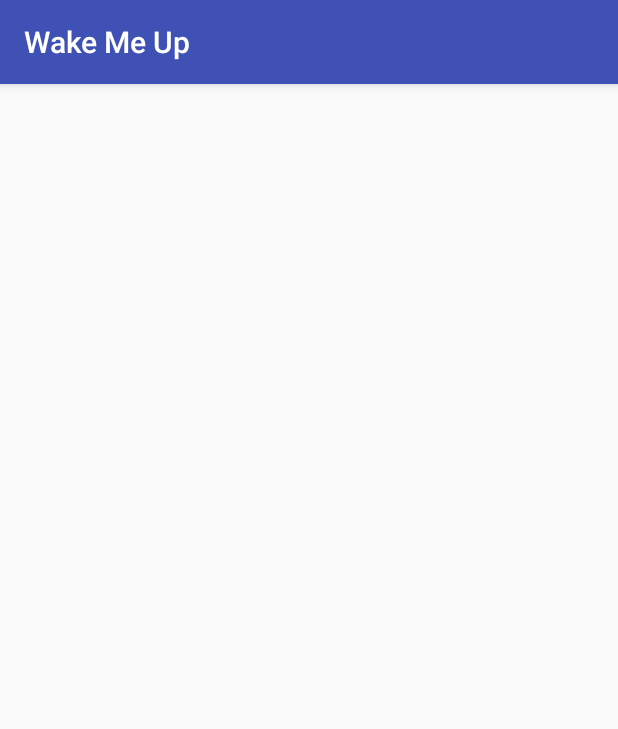
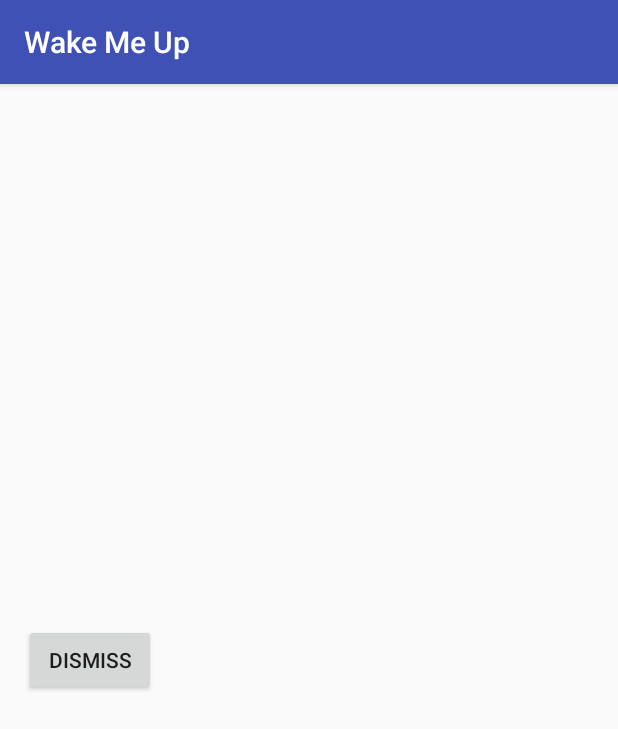
Before and after one commit to GitMeGet/kludge, an Android app: the AlarmWake screen opened directly, with no data from a screen before it, on a phone screen of 412 x 824 dp. Shown: the top 729 px of the screen. Run offline under Robolectric (Android 15) with nearby library versions, the phone set to English and light mode, and no system bars.

Commit message:
add RingtoneService, AlarmReceiver, alarm PendingIntents to Switches, fix JSON constructor, added TimeInMillis AlarmDetails

```diff
--- a/app/src/main/java/com/kludge/wakemeup/AlarmWake.java
+++ b/app/src/main/java/com/kludge/wakemeup/AlarmWake.java
@@ -1,13 +1,33 @@
 package com.kludge.wakemeup;
 
+import android.content.Intent;
 import android.support.v7.app.AppCompatActivity;
 import android.os.Bundle;
+import android.view.View;
+import android.widget.Button;
 
 public class AlarmWake extends AppCompatActivity {
+
+    Intent ringService;
 
     @Override
     protected void onCreate(Bundle savedInstanceState) {
         super.onCreate(savedInstanceState);
         setContentView(R.layout.activity_alarm_wake);
+
+        //make it RING
+        ringService = new Intent(this, RingtoneService.class);
+        startService(ringService);
+
+        Button buttDismiss = (Button) findViewById(R.id.butt_dismiss_alarm);
+        assert buttDismiss != null;
+        buttDismiss.setOnClickListener(new View.OnClickListener() {
+            @Override
+            public void onClick(View v) {
+                //cancel RingtoneService and PendingIntent
+                stopService(ringService);
+                finish();
+            }
+        });
     }
 }
--- a/app/src/main/res/layout/activity_alarm_wake.xml
+++ b/app/src/main/res/layout/activity_alarm_wake.xml
@@ -9,4 +9,12 @@
     android:paddingTop="@dimen/activity_vertical_margin"
     tools:context="com.kludge.wakemeup.AlarmWake">
 
+    <Button android:id="@+id/butt_dismiss_alarm"
+        android:layout_height="wrap_content"
+        android:layout_width="wrap_content"
+        android:layout_alignParentStart="true"
+        android:layout_alignParentLeft="true"
+        android:layout_centerInParent="true"
+        android:text="@string/button_dismiss" />
+
 </RelativeLayout>
--- a/app/src/main/res/layout/alarm_list_item.xml
+++ b/app/src/main/res/layout/alarm_list_item.xml
@@ -11,6 +11,7 @@
     <TextView android:id="@+id/alarm_name"
         android:layout_width="wrap_content"
         android:layout_height="wrap_content"
+        android:layout_alignParentStart="true"
         android:layout_alignParentLeft="true"
         android:text="@string/alarm_name"/>
 
--- a/build.gradle
+++ b/build.gradle
@@ -5,7 +5,7 @@ buildscript {
         jcenter()
     }
     dependencies {
-        classpath 'com.android.tools.build:gradle:2.1.0'
+        classpath 'com.android.tools.build:gradle:2.1.2'
 
         // NOTE: Do not place your application dependencies here; they belong
         // in the individual module build.gradle files
```
Also changed, not shown: app/src/main/AndroidManifest.xml (+10 -4 lines), app/src/main/java/com/kludge/wakemeup/AlarmDetails.java (+27 -10 lines), app/src/main/java/com/kludge/wakemeup/AlarmReceiver.java (added, +23 -0 lines), app/src/main/java/com/kludge/wakemeup/MainAlarm.java (+60 -19 lines), app/src/main/java/com/kludge/wakemeup/RingtoneService.java (added, +48 -0 lines), app/src/main/res/values/strings.xml (+9 -4 lines).
